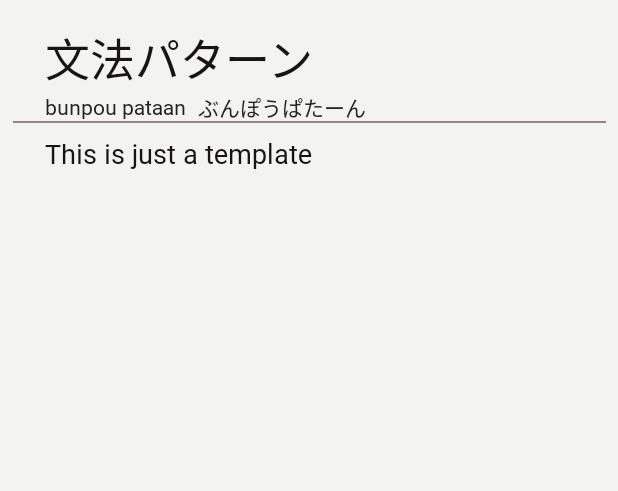
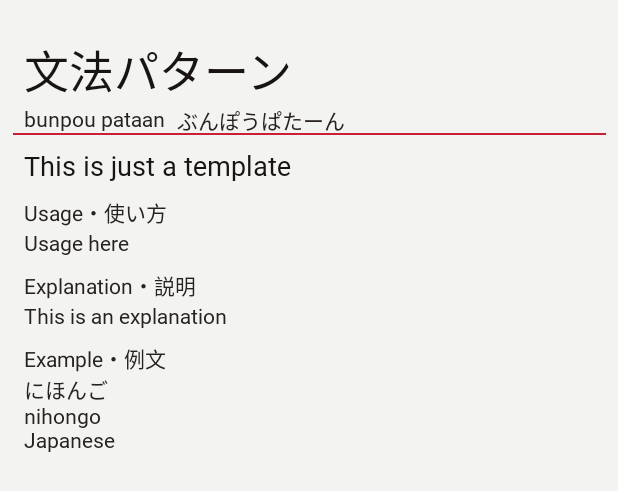
Before and after one commit to nrchan/ProjectJLPT, an Android app: the layout activity_individual_grammar_point.xml on its own in the app's theme, with its tools: preview values and no code run, on a phone screen of 412 x 824 dp. Shown: the top 491 px of the screen. Run offline under Robolectric (Android 15) with nearby library versions, the phone set to English and light mode, and no system bars.

Commit message:
individual grammar point layout modified

```diff
--- a/app/src/main/java/com/example/nr/projectjlpt/GrammarListActivity.kt
+++ b/app/src/main/java/com/example/nr/projectjlpt/GrammarListActivity.kt
@@ -47,6 +47,7 @@ class GrammarListActivity : AppCompatActivity(), CoroutineScope {
                     } else {
                         GlobalScope.launch(Dispatchers.IO) {
                             for (docs in querySnapShot!!.documentChanges) {
+                                Log.d("what the", "docs.document.getString(\"pattern\"),")
                                 grammardb.GrammarPointDao().insertAll(
                                     GrammarPoint(
                                         null,
@@ -56,7 +57,8 @@ class GrammarListActivity : AppCompatActivity(), CoroutineScope {
                                         docs.document.getString("meaning"),
                                         docs.document.getField("level"),
                                         docs.document.getString("explanation"),
-                                        docs.document.getString("usage")
+                                        docs.document.getString("usage"),
+                                        docs.document.getString("example")
                                     )
                                 )
                             }
--- a/app/src/main/java/com/example/nr/projectjlpt/GrammarPoint.kt
+++ b/app/src/main/java/com/example/nr/projectjlpt/GrammarPoint.kt
@@ -11,7 +11,8 @@ data class GrammarPoint(
     @ColumnInfo(name = "meaning") val meaning: String?,
     @ColumnInfo(name = "level") val level: Int?,
     @ColumnInfo(name = "explanation") val explanation: String?,
-    @ColumnInfo(name = "usage") val usage: String?
+    @ColumnInfo(name = "usage") val usage: String?,
+    @ColumnInfo(name = "example") val example: String?
 ) {
 
     fun printUsage() : String?{
@@ -20,6 +21,10 @@ data class GrammarPoint(
 
     fun printExplanation() : String?{
         return explanation?.replace("\\n", System.getProperty("line.separator")!!)
+    }
+
+    fun printExample() : String?{
+        return example?.replace("\\n", System.getProperty("line.separator")!!)
     }
 }
 
--- a/app/src/main/java/com/example/nr/projectjlpt/GrammarPointAdapter.kt
+++ b/app/src/main/java/com/example/nr/projectjlpt/GrammarPointAdapter.kt
@@ -35,6 +35,7 @@ class GrammarPointAdapter(private val grammars: ArrayList<GrammarPoint>, private
             intent.putExtra("level", grammars[position].level)
             intent.putExtra("explanation", grammars[position].explanation)
             intent.putExtra("usage", grammars[position].usage)
+            intent.putExtra("example", grammars[position].example)
             context.startActivity(intent)
         }
     }
--- a/app/src/main/java/com/example/nr/projectjlpt/IndividualGrammarPointActivity.kt
+++ b/app/src/main/java/com/example/nr/projectjlpt/IndividualGrammarPointActivity.kt
@@ -18,7 +18,8 @@ class IndividualGrammarPointActivity : AppCompatActivity() {
             intent.getStringExtra("meaning"),
             intent.getIntExtra("level", 0),
             intent.getStringExtra("explanation"),
-            intent.getStringExtra("usage")
+            intent.getStringExtra("usage"),
+            intent.getStringExtra("example")
         )
 
         patternText.text = grammar.pattern
@@ -29,6 +30,9 @@ class IndividualGrammarPointActivity : AppCompatActivity() {
             ""
         }
         meaningText.text = grammar.meaning
+        usageText.text = grammar.printUsage()
+        explanationText.text = grammar.printExplanation()
+        exampleText.text = grammar.printExample()
 
     }
 }
--- a/app/src/main/res/layout/activity_individual_grammar_point.xml
+++ b/app/src/main/res/layout/activity_individual_grammar_point.xml
@@ -1,21 +1,27 @@
 <?xml version="1.0" encoding="utf-8"?>
-<androidx.constraintlayout.widget.ConstraintLayout
+<ScrollView
         xmlns:android="http://schemas.android.com/apk/res/android"
         xmlns:tools="http://schemas.android.com/tools"
         xmlns:app="http://schemas.android.com/apk/res-auto"
         android:layout_width="match_parent"
-        android:layout_height="match_parent"
-        tools:context=".IndividualGrammarPointActivity" android:background="@color/colorPrimary">
+        android:layout_height="match_parent" android:background="@color/colorPrimary">
+
+    <androidx.constraintlayout.widget.ConstraintLayout
+            android:layout_width="match_parent"
+            android:layout_height="wrap_content"
+            tools:context=".IndividualGrammarPointActivity" android:layout_marginLeft="8dp"
+            android:layout_marginRight="8dp" android:layout_marginTop="8dp" android:layout_marginBottom="8dp">
+
 
         <TextView
                 android:text="@string/individual_grammar_pattern_default"
-            android:layout_width="wrap_content"
+                android:layout_width="0dp"
                 android:layout_height="wrap_content"
                 android:id="@+id/patternText" app:layout_constraintStart_toStartOf="parent"
                 app:layout_constraintEnd_toEndOf="parent" android:layout_marginEnd="8dp"
                 app:layout_constraintTop_toTopOf="parent"
                 android:layout_marginTop="16dp" android:layout_marginStart="8dp" android:textAlignment="viewStart"
-            app:layout_constraintHorizontal_bias="0.1" android:fontFamily="@font/noto_serif_cjk_black"
+                app:layout_constraintHorizontal_bias="0.05" android:fontFamily="@font/noto_serif_cjk_black"
                 android:textSize="30sp" android:textColor="@color/titleText"/>
         <TextView
                 android:text="@string/individual_grammar_romaji_default"
@@ -27,18 +33,19 @@
                 android:textColor="@color/normalText" android:fontFamily="@font/noto_sans_cjk_regular"/>
         <TextView
                 android:text="@string/individual_grammar_kana_default"
-            android:layout_width="wrap_content"
+                android:layout_width="0dp"
                 android:layout_height="wrap_content" android:id="@+id/kanaText"
                 app:layout_constraintStart_toEndOf="@+id/romajiText" android:layout_marginStart="8dp"
                 app:layout_constraintBottom_toTopOf="@+id/divider"
                 android:textColor="@color/normalText" android:fontFamily="@font/noto_sans_cjk_regular"
-            app:layout_constraintTop_toTopOf="@id/romajiText" app:layout_constraintEnd_toEndOf="parent"
-            android:layout_marginEnd="8dp" app:layout_constraintHorizontal_bias="0.0"/>
+                app:layout_constraintTop_toTopOf="@id/romajiText"
+                app:layout_constraintEnd_toEndOf="parent"
+                app:layout_constraintHorizontal_bias="0.0" app:layout_constraintVertical_bias="0.0"/>
         <View
                 android:id="@+id/divider"
                 android:layout_width="395dp"
                 android:layout_height="1dp"
-            android:background="@color/colorAccent"
+                android:background="@color/colorSecondary"
                 app:layout_constraintTop_toBottomOf="@+id/romajiText"
                 app:layout_constraintEnd_toEndOf="parent"
                 android:visibility="visible"
@@ -46,10 +53,69 @@
                 app:layout_constraintStart_toStartOf="parent" android:layout_marginStart="32dp"/>
         <TextView
                 android:text="@string/individual_grammar_meaning_default"
-            android:layout_width="wrap_content"
+                android:layout_width="0dp"
                 android:layout_height="wrap_content"
                 android:id="@+id/meaningText" app:layout_constraintStart_toStartOf="@+id/patternText"
                 app:layout_constraintTop_toBottomOf="@+id/divider" android:layout_marginTop="8dp"
                 android:textColor="@color/titleText" android:fontFamily="@font/noto_sans_cjk_regular"
-            android:textSize="18sp"/>
+                android:textSize="18sp" app:layout_constraintEnd_toEndOf="parent"
+                app:layout_constraintHorizontal_bias="0.0"/>
+        <TextView
+                android:text="@string/individual_grammar_explanation_default"
+                android:layout_width="0dp"
+                android:layout_height="wrap_content"
+                android:id="@+id/explanationText" app:layout_constraintStart_toStartOf="@+id/patternText"
+                app:layout_constraintTop_toBottomOf="@id/explanation"
+                android:fontFamily="@font/noto_sans_cjk_regular" android:textColor="@color/normalText"
+                app:layout_constraintEnd_toEndOf="parent"
+                app:layout_constraintHorizontal_bias="0.0"/>
+        <TextView
+                android:text="@string/individual_grammar_example_default"
+                android:layout_width="0dp"
+                android:layout_height="wrap_content"
+                android:id="@+id/exampleText" app:layout_constraintStart_toStartOf="@+id/patternText"
+                app:layout_constraintTop_toBottomOf="@id/example"
+                android:textColor="@color/normalText"
+                android:fontFamily="@font/noto_sans_cjk_regular"
+                app:layout_constraintEnd_toEndOf="parent" app:layout_constraintHorizontal_bias="0.0"
+                app:layout_constraintBottom_toBottomOf="parent" android:layout_marginBottom="16dp"/>
+        <TextView
+                android:text="@string/individual_grammar_usage_default"
+                android:layout_width="0dp"
+                android:layout_height="wrap_content"
+                android:id="@+id/usageText"
+                app:layout_constraintTop_toBottomOf="@id/usage"
+                app:layout_constraintStart_toStartOf="@+id/patternText"
+                android:textColor="@color/normalText" android:fontFamily="@font/noto_sans_cjk_regular"
+                app:layout_constraintEnd_toEndOf="parent"
+                app:layout_constraintHorizontal_bias="0.0"/>
+        <TextView
+                android:text="@string/individual_grammar_usage"
+                android:layout_width="0dp"
+                android:layout_height="wrap_content"
+                android:id="@+id/usage" app:layout_constraintStart_toStartOf="@+id/patternText"
+                app:layout_constraintTop_toBottomOf="@+id/meaningText"
+                app:layout_constraintEnd_toEndOf="parent"
+                app:layout_constraintHorizontal_bias="0.0" android:layout_marginTop="8dp"
+                android:textColor="@color/normalText"/>
+        <TextView
+                android:text="@string/individual_grammar_explanation"
+                android:layout_width="0dp"
+                android:layout_height="wrap_content"
+                android:id="@+id/explanation" app:layout_constraintStart_toStartOf="@+id/patternText"
+                app:layout_constraintEnd_toEndOf="parent"
+                app:layout_constraintTop_toBottomOf="@id/usageText"
+                app:layout_constraintHorizontal_bias="0.0" android:layout_marginTop="8dp"
+                android:textColor="@color/normalText"/>
+
+        <TextView
+                android:text="@string/individual_grammar_example"
+                android:layout_width="0dp"
+                android:layout_height="wrap_content"
+                android:id="@+id/example" app:layout_constraintStart_toStartOf="@+id/patternText"
+                app:layout_constraintEnd_toEndOf="parent"
+                app:layout_constraintTop_toBottomOf="@id/explanationText"
+                app:layout_constraintHorizontal_bias="0.0" android:layout_marginTop="8dp"
+                android:textColor="@color/normalText"/>
     </androidx.constraintlayout.widget.ConstraintLayout>
+</ScrollView>
--- a/app/src/main/res/values/colors.xml
+++ b/app/src/main/res/values/colors.xml
@@ -3,7 +3,7 @@
     <color name="colorPrimary">#F3f3f2</color>
     <color name="colorPrimaryDark">#c0c0bf</color>
     <color name="colorAccent">#97867C</color>
-    <color name="colorSecondary">#c91f37</color>
+    <color name="colorSecondary">#C91F37</color>
     <color name="colorSecondaryDark">#910012</color>
     <color name="purewhite">#FFFFFF</color>
     <color name="titleText">#171412</color>
--- a/app/src/main/res/values/strings.xml
+++ b/app/src/main/res/values/strings.xml
@@ -19,4 +19,8 @@
     <string name="individual_grammar_level_default">N5</string>
     <string name="individual_grammar_explanation_default">This is an explanation</string>
     <string name="individual_grammar_usage_default">Usage here</string>
+    <string name="individual_grammar_example_default">にほんご\nnihongo\nJapanese</string>
+    <string name="individual_grammar_explanation">Explanation・説明</string>
+    <string name="individual_grammar_usage">Usage・使い方</string>
+    <string name="individual_grammar_example">Example・例文</string>
 </resources>
```
Lines whose indentation alone changed are shown as unchanged.
